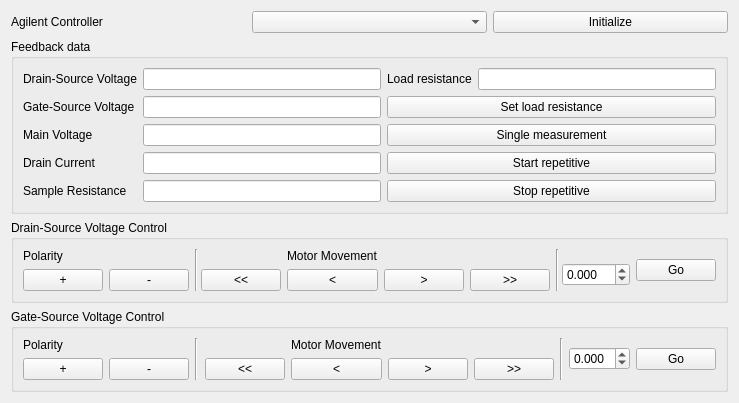
Before: the Qt Designer form PyFANS/UI/UI_VoltageControl.ui in zigorrom/PyFANS, drawn with Qt 5.
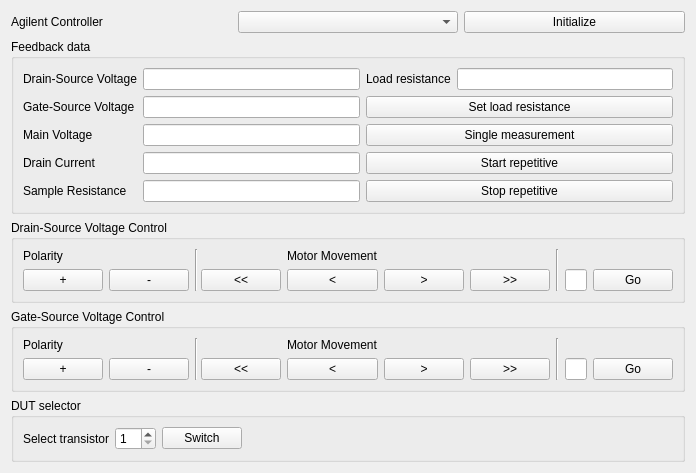
After: the same form once the commit is applied.

The edit to the form file:
```diff
--- a/PyFANS/UI/UI_VoltageControl.ui
+++ b/PyFANS/UI/UI_VoltageControl.ui
@@ -6,32 +6,36 @@
    <rect>
     <x>0</x>
     <y>0</y>
-    <width>683</width>
-    <height>378</height>
+    <width>686</width>
+    <height>439</height>
    </rect>
   </property>
   <property name="windowTitle">
    <string>Voltage control application</string>
   </property>
-  <layout class="QGridLayout" name="gridLayout_4">
-   <item row="0" column="0">
-    <widget class="QLabel" name="label">
-     <property name="text">
-      <string>Agilent Controller</string>
-     </property>
-    </widget>
+  <layout class="QVBoxLayout" name="verticalLayout_2">
+   <item>
+    <layout class="QHBoxLayout" name="horizontalLayout_2">
+     <item>
+      <widget class="QLabel" name="label">
+       <property name="text">
+        <string>Agilent Controller</string>
+       </property>
+      </widget>
+     </item>
+     <item>
+      <widget class="QComboBox" name="ui_controller_resource"/>
+     </item>
+     <item>
+      <widget class="QPushButton" name="ui_initialize">
+       <property name="text">
+        <string>Initialize</string>
+       </property>
+      </widget>
+     </item>
+    </layout>
    </item>
-   <item row="0" column="1">
-    <widget class="QComboBox" name="ui_controller_resource"/>
-   </item>
-   <item row="0" column="2">
-    <widget class="QPushButton" name="ui_initialize">
-     <property name="text">
-      <string>Initialize</string>
-     </property>
-    </widget>
-   </item>
-   <item row="1" column="0" colspan="3">
+   <item>
     <widget class="QGroupBox" name="groupBox_3">
      <property name="title">
       <string>Feedback data</string>
@@ -148,7 +152,7 @@
      </layout>
     </widget>
    </item>
-   <item row="2" column="0" colspan="3">
+   <item>
     <widget class="QGroupBox" name="groupBox">
      <property name="title">
       <string>Drain-Source Voltage Control</string>
@@ -182,29 +186,6 @@
         </property>
        </widget>
       </item>
-      <item row="0" column="9" rowspan="3">
-       <widget class="QPushButton" name="ui_ds_set_value">
-        <property name="text">
-         <string>Go</string>
-        </property>
-       </widget>
-      </item>
-      <item row="1" column="8" rowspan="2">
-       <widget class="QDoubleSpinBox" name="ui_ds_value">
-        <property name="decimals">
-         <number>3</number>
-        </property>
-        <property name="minimum">
-         <double>-10.000000000000000</double>
-        </property>
-        <property name="maximum">
-         <double>10.000000000000000</double>
-        </property>
-        <property name="singleStep">
-         <double>0.010000000000000</double>
-        </property>
-       </widget>
-      </item>
       <item row="2" column="0">
        <widget class="QPushButton" name="ui_ds_positiv">
         <property name="text">
@@ -247,10 +228,20 @@
         </property>
        </widget>
       </item>
+      <item row="2" column="9">
+       <widget class="QLineEdit" name="ui_ds_value"/>
+      </item>
+      <item row="2" column="10">
+       <widget class="QPushButton" name="ui_ds_set_value">
+        <property name="text">
+         <string>Go</string>
+        </property>
+       </widget>
+      </item>
      </layout>
     </widget>
    </item>
-   <item row="3" column="0" colspan="3">
+   <item>
     <widget class="QGroupBox" name="groupBox_2">
      <property name="title">
       <string>Gate-Source Voltage Control</string>
@@ -284,29 +275,6 @@
         </property>
        </widget>
       </item>
-      <item row="0" column="8" rowspan="2">
-       <widget class="QDoubleSpinBox" name="ui_gs_value">
-        <property name="decimals">
-         <number>3</number>
-        </property>
-        <property name="minimum">
-         <double>-6.000000000000000</double>
-        </property>
-        <property name="maximum">
-         <double>6.000000000000000</double>
-        </property>
-        <property name="singleStep">
-         <double>0.010000000000000</double>
-        </property>
-       </widget>
-      </item>
-      <item row="0" column="9" rowspan="2">
-       <widget class="QPushButton" name="ui_gs_set_value">
-        <property name="text">
-         <string>Go</string>
-        </property>
-       </widget>
-      </item>
       <item row="1" column="0">
        <widget class="QPushButton" name="ui_gs_positiv">
         <property name="text">
@@ -348,6 +316,69 @@
          <string>&gt;&gt;</string>
         </property>
        </widget>
+      </item>
+      <item row="1" column="8">
+       <widget class="QLineEdit" name="ui_gs_value"/>
+      </item>
+      <item row="1" column="9">
+       <widget class="QPushButton" name="ui_gs_set_value">
+        <property name="text">
+         <string>Go</string>
+        </property>
+       </widget>
+      </item>
+     </layout>
+    </widget>
+   </item>
+   <item>
+    <widget class="QGroupBox" name="groupBox_4">
+     <property name="title">
+      <string>DUT selector</string>
+     </property>
+     <layout class="QVBoxLayout" name="verticalLayout">
+      <item>
+       <layout class="QHBoxLayout" name="horizontalLayout">
+        <item>
+         <widget class="QLabel" name="label_8">
+          <property name="text">
+           <string>Select transistor</string>
+          </property>
+          <property name="alignment">
+           <set>Qt::AlignRight|Qt::AlignTrailing|Qt::AlignVCenter</set>
+          </property>
+         </widget>
+        </item>
+        <item>
+         <widget class="QSpinBox" name="spinBox">
+          <property name="minimum">
+           <number>1</number>
+          </property>
+          <property name="maximum">
+           <number>32</number>
+          </property>
+         </widget>
+        </item>
+        <item>
+         <widget class="QPushButton" name="ui_switch_dut">
+          <property name="text">
+           <string>Switch</string>
+          </property>
+         </widget>
+        </item>
+        <item>
+         <spacer name="horizontalSpacer">
+          <property name="orientation">
+           <enum>Qt::Horizontal</enum>
+          </property>
+          <property name="sizeHint" stdset="0">
+           <size>
+            <width>40</width>
+            <height>20</height>
+           </size>
+          </property>
+         </spacer>
+        </item>
+       </layout>
       </item>
      </layout>
     </widget>
```
